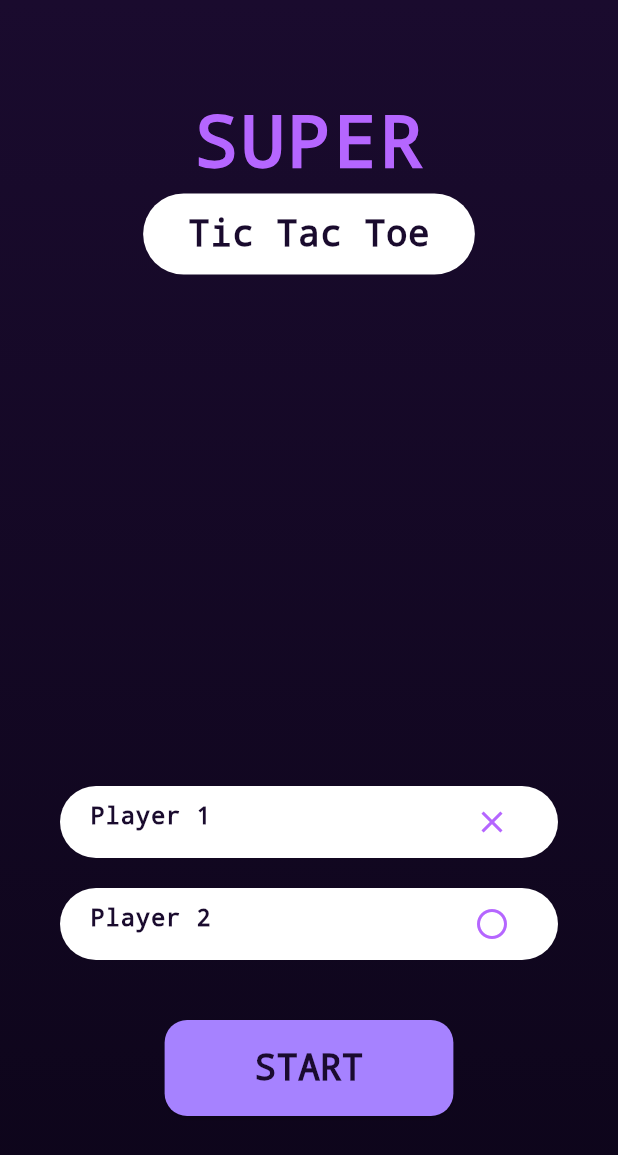
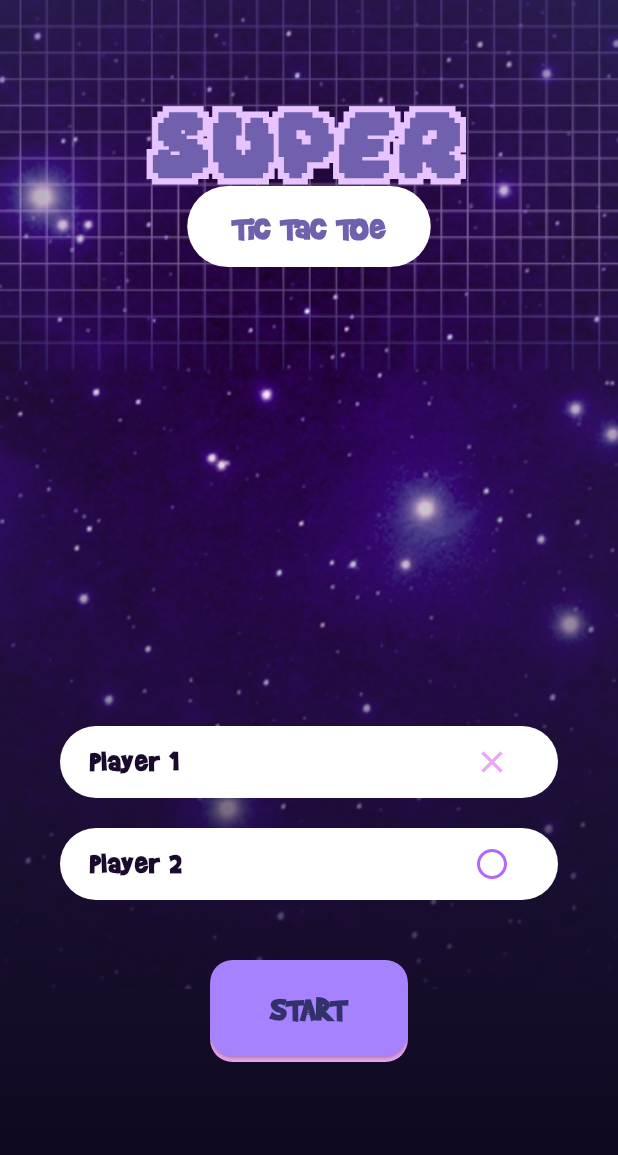
Before and after one commit to Andrea-Laserna/Super-Tic-Tac-Toe, a Flutter app: the screen it shows after launch, on a phone screen of 412 x 824 dp. Shown: the top 1155 px of the screen. Run offline on Flutter 3.47's test engine with Material 3 defaults, Android fonts, the phone set to English and light mode, and no system bars.

Commit message:
feat: main menu UI

```diff
--- a/super_tic_tac_toe_midterms/lib/main_menu.dart
+++ b/super_tic_tac_toe_midterms/lib/main_menu.dart
@@ -17,31 +17,74 @@ class _MainMenuState extends State<MainMenu> {
     return Scaffold(
       body: Container(
         width: double.infinity,
+        height: MediaQuery.of(context).size.height,
         decoration: const BoxDecoration(
           gradient: LinearGradient(
             begin: Alignment.topCenter,
             end: Alignment.bottomCenter,
-            colors: [Color(0xFF1a0b2e), Color(0xFF0d051a)],
+            colors: [Color(0xFF32316B), Color(0xFF0d051a)],
           ),
         ),
         child: SafeArea(
-          child: Column(
+          child: Stack(
             children: [
-              const SizedBox(height: 60),
-              // Logo Section
-              Stack(
-                alignment: Alignment.center,
-                children: [
+              // Galaxy image layer (middle)
+              Positioned(
+                top: 0,
+                left: 0,
+                right: 0,
+                child: Image.asset(
+                  'assets/galaxy.png',
+                  width: double.infinity,
+                  height: MediaQuery.of(context).size.height * 0.8,
+                  fit: BoxFit.cover,
+                ),
+              ),
+              Positioned(
+                top: 0,
+                left: 0,
+                right: 0,
+                child: Image.asset(
+                  'assets/grid.png',
+                  width: double.infinity,
+                  height: MediaQuery.of(context).size.height * 0.3,
+                  fit: BoxFit.cover,
+                  opacity: const AlwaysStoppedAnimation(0.5),
+                ),
+              ),
+              // UI elements layer (top)
               Column(
                 children: [
+                  const SizedBox(height: 70),
+                  // Logo Text
+                  Stack(
+                    children: [
+                      // Stroke (outline)
+                      Text(
+                        'SUPER',
+                        style: TextStyle(
+                          fontFamily: 'Daydream',
+                          fontSize: 38,
+                          fontWeight: FontWeight.w900,
+                          letterSpacing: 1,
+                          foreground: Paint()
+                            ..style = PaintingStyle.stroke
+                            ..strokeWidth = 8
+                            ..color = Color(0xFFE7C4FF),
+                        ),
+                      ),
+                      // Fill
                       const Text(
                         'SUPER',
                         style: TextStyle(
-                          fontSize: 48,
+                          fontFamily: 'Daydream',
+                          fontSize: 38,
                           fontWeight: FontWeight.w900,
-                          color: Color(0xFFb566ff),
-                          letterSpacing: 2,
+                          color: Color(0xFF7060AD),
+                          letterSpacing: 1,
                         ),
+                      ),
+                    ],
                   ),
                   Container(
                     padding: const EdgeInsets.symmetric(horizontal: 30, vertical: 10),
@@ -52,15 +95,12 @@ class _MainMenuState extends State<MainMenu> {
                     child: const Text(
                       'Tic Tac Toe',
                       style: TextStyle(
+                        fontFamily: 'Brady',
                         fontSize: 24,
                         fontWeight: FontWeight.bold,
-                            color: Color(0xFF1a0b2e),
+                        color: Color(0xFF7060AD),
                       ),
                     ),
-                      ),
-                    ],
-                  ),
-                ],
                   ),
                   const Spacer(),
                   // Inputs Section
@@ -68,7 +108,7 @@ class _MainMenuState extends State<MainMenu> {
                     padding: const EdgeInsets.symmetric(horizontal: 40),
                     child: Column(
                       children: [
-                    _buildPlayerInput(_player1Controller, 'Enter Player 1', Icons.close, const Color(0xFFb566ff)),
+                        _buildPlayerInput(_player1Controller, 'Enter Player 1', Icons.close, const Color(0xFFEBA5F6)),
                         const SizedBox(height: 20),
                         _buildPlayerInput(_player2Controller, 'Enter Player 2', Icons.circle_outlined, const Color(0xFFb566ff)),
                       ],
@@ -76,6 +116,17 @@ class _MainMenuState extends State<MainMenu> {
                   ),
                   const SizedBox(height: 40),
                   // Start Button
+                  Container(
+                    decoration: BoxDecoration(
+                      borderRadius: BorderRadius.circular(15),
+                      boxShadow: [
+                        BoxShadow(
+                          color: Color(0xFFEBA5F6),
+                          offset: Offset(0, 4),
+                        )
+                      ]
+                    ),
+                    child:
                       ElevatedButton(
                         onPressed: () {
                           Navigator.push(
@@ -90,7 +141,7 @@ class _MainMenuState extends State<MainMenu> {
                         },
                         style: ElevatedButton.styleFrom(
                             backgroundColor: const Color(0xFFa682ff),
-                  padding: const EdgeInsets.symmetric(horizontal: 60, vertical: 15),
+                            padding: const EdgeInsets.symmetric(horizontal: 40, vertical: 15),
                             shape: RoundedRectangleBorder(
                               borderRadius: BorderRadius.circular(15),
                             ),
@@ -99,12 +150,16 @@ class _MainMenuState extends State<MainMenu> {
                             'START',
                             style: TextStyle(
                               fontSize: 24,
+                              fontFamily: 'Brady',
                               fontWeight: FontWeight.w900,
-                    color: Color(0xFF1a0b2e),
+                              color: Color(0xFF32316B),
                             ),
                           ),
                         ),
-              const SizedBox(height: 80),
+                  ),
+                        const SizedBox(height: 120),
+                      ],
+                    ),
               ],
           ),
         ),
@@ -121,7 +176,12 @@ class _MainMenuState extends State<MainMenu> {
       padding: const EdgeInsets.symmetric(horizontal: 20),
       child: TextField(
         controller: controller,
-        style: const TextStyle(color: Color(0xFF1a0b2e), fontWeight: FontWeight.bold),
+        style: const TextStyle(
+          color: Color(0xFF1a0b2e),
+          fontWeight: FontWeight.bold,
+          fontFamily: 'Brady',
+          fontSize: 20,
+        ),
         decoration: InputDecoration(
           border: InputBorder.none,
           hintText: hint,
```
Also changed, not shown: super_tic_tac_toe_midterms/pubspec.yaml (+14 -1 lines), super_tic_tac_toe_midterms/assets/galaxy.png (added), super_tic_tac_toe_midterms/assets/grid.png (added), super_tic_tac_toe_midterms/fonts/BRADY.TTF (added), super_tic_tac_toe_midterms/fonts/Daydream.otf (added), super_tic_tac_toe_midterms/fonts/Pixellari.ttf (added), super_tic_tac_toe_midterms/pubspec.lock. Lines whose indentation alone changed are shown as unchanged.
